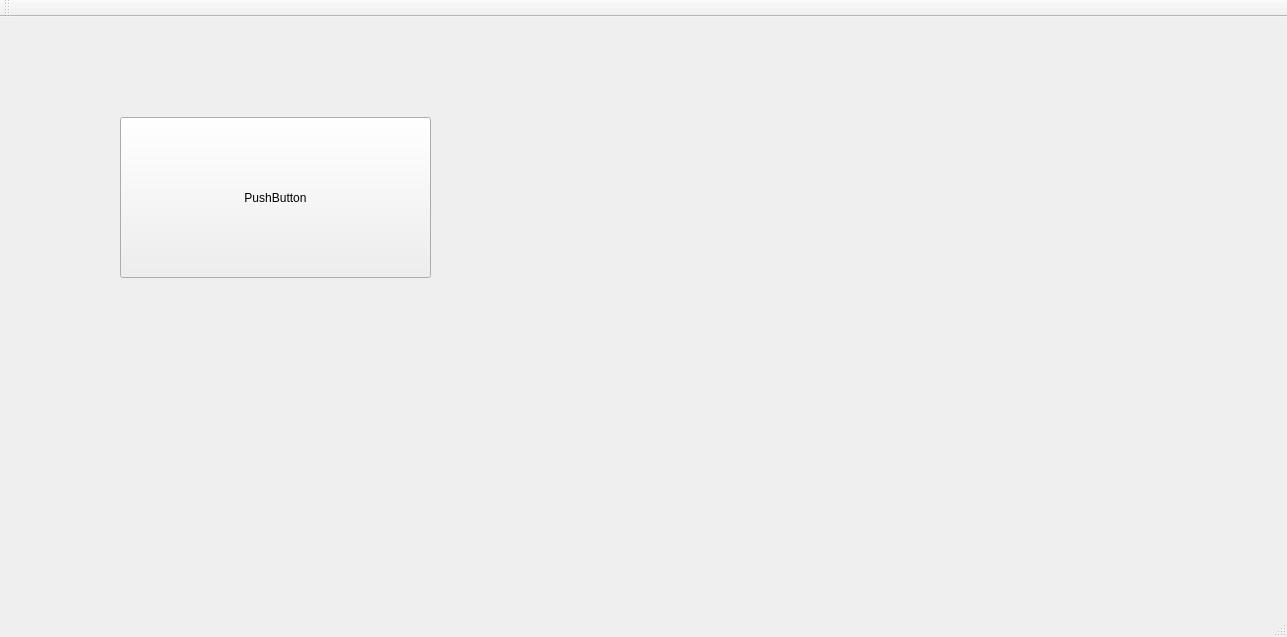
Before: the Qt Designer form HCI/mainwindow.ui in NohaWong/HCI_eyetracker, drawn with Qt 5.
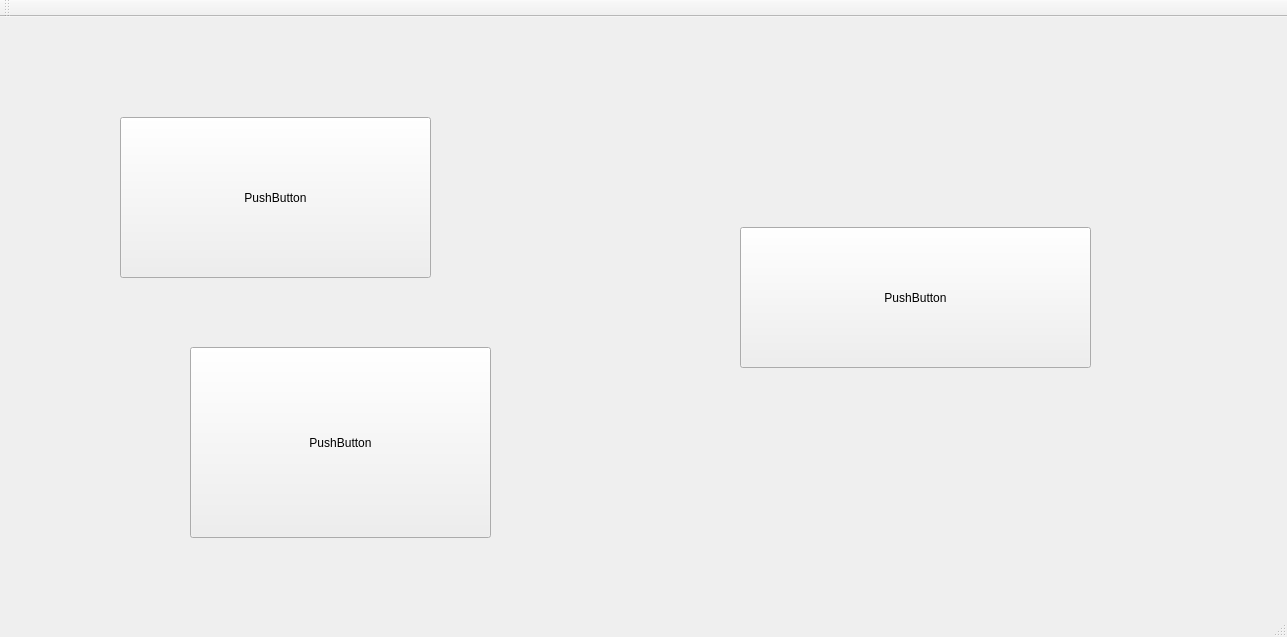
After: the same form once the commit is applied.

What changed in the file:
```diff
--- a/HCI/mainwindow.ui
+++ b/HCI/mainwindow.ui
@@ -27,6 +27,32 @@
      <string>PushButton</string>
     </property>
    </widget>
+   <widget class="QPushButton" name="pushButton_2">
+    <property name="geometry">
+     <rect>
+      <x>190</x>
+      <y>330</y>
+      <width>301</width>
+      <height>191</height>
+     </rect>
+    </property>
+    <property name="text">
+     <string>PushButton</string>
+    </property>
+   </widget>
+   <widget class="QPushButton" name="pushButton_3">
+    <property name="geometry">
+     <rect>
+      <x>740</x>
+      <y>210</y>
+      <width>351</width>
+      <height>141</height>
+     </rect>
+    </property>
+    <property name="text">
+     <string>PushButton</string>
+    </property>
+   </widget>
   </widget>
   <widget class="QMenuBar" name="menuBar">
    <property name="geometry">
```
